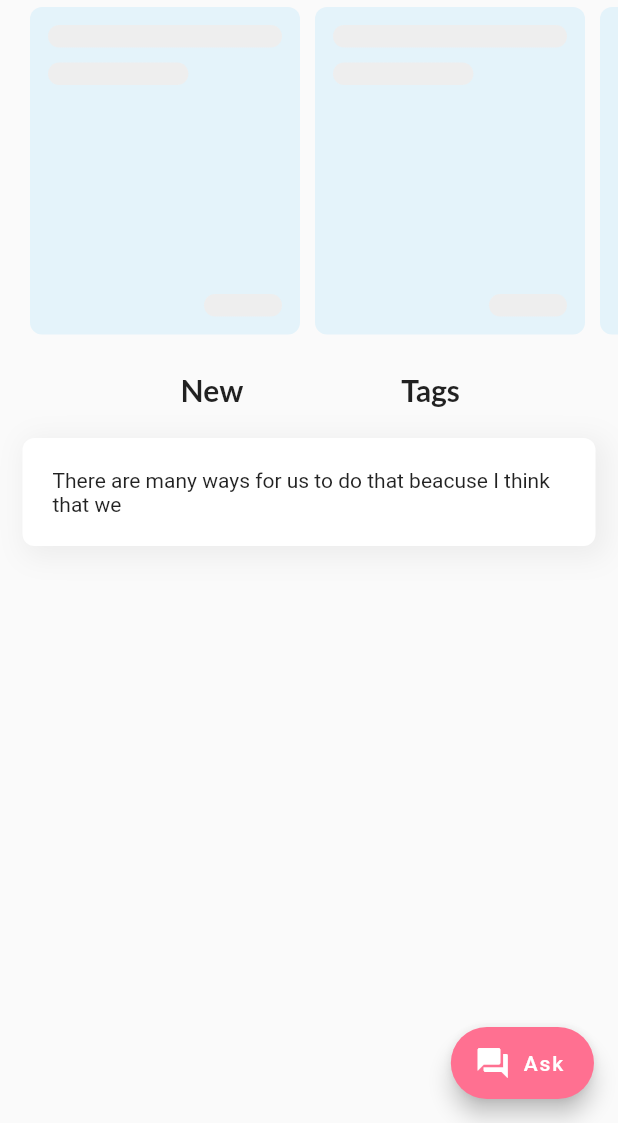
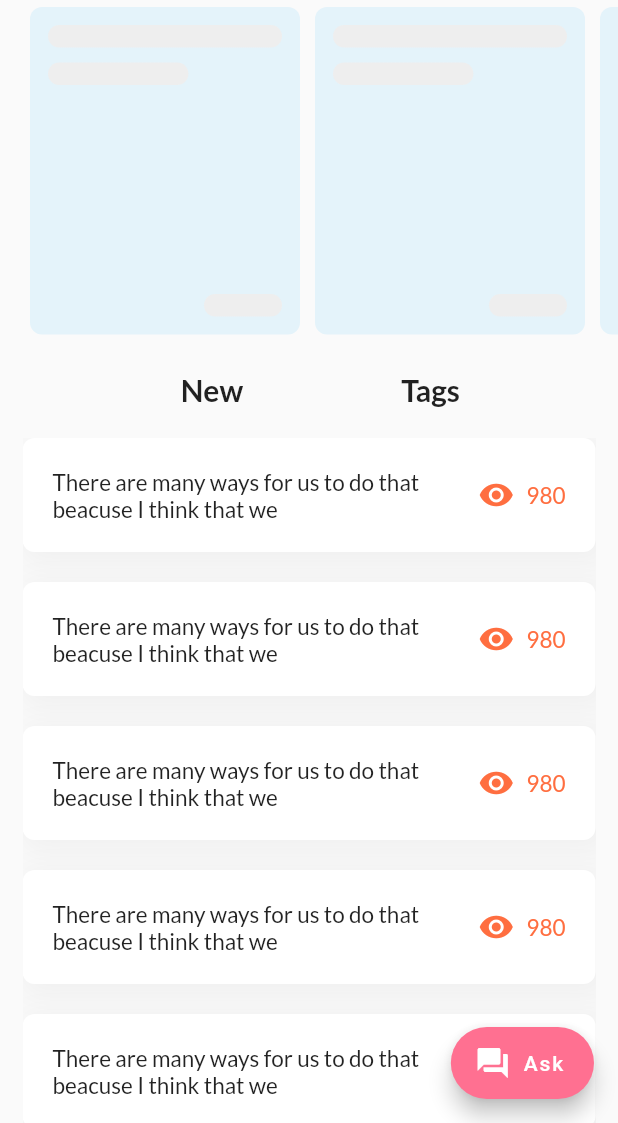
Before and after one commit to Isaac-Tong/selectionphobia-mobile, a Flutter app: the screen it shows after launch, on a phone screen of 412 x 824 dp, the part 113-1236 px from its top. Run offline on Flutter 3.47's test engine with Material 2 defaults, Android fonts, the phone set to English and light mode, and no system bars; drawn by our look-alikes of shimmer; our stand-ins replace carousel_slider, percent_indicator, shared_preferences.

Commit message:
Added pageview to new and tags page

```diff
--- a/lib/screens/homepage_screen.dart
+++ b/lib/screens/homepage_screen.dart
@@ -37,6 +37,8 @@ class _HomePageState extends State<HomePage> {
     });
     return null;
   }
+
+  PageController pageController = PageController(initialPage: 0);
 
   @override
   Widget build(BuildContext context) {
@@ -142,20 +144,27 @@ class _HomePageState extends State<HomePage> {
                       flex: 8,
                       child: Padding(
                         padding: EdgeInsets.fromLTRB(0, 0, 15, 0),
-                        child: ListView.builder(
-                          itemCount: 1,
+                        child: PageView(
+                          controller: pageController,
+                          children: <Widget>[
+                            ListView.builder(
+                              itemCount: 9,
                               itemBuilder: (BuildContext context, int index) {
                                 return Container(
+                                  margin: EdgeInsets.fromLTRB(0, 0, 0, 20),
+                                  child: Container(
                                     padding: EdgeInsets.all(20),
                                     decoration: BoxDecoration(
                                       color: Colors.white,
-                                borderRadius: BorderRadius.all(Radius.circular(8)),
+                                      borderRadius:
+                                          BorderRadius.all(Radius.circular(8)),
                                       boxShadow: [
                                         BoxShadow(
-                                    color: Colors.grey.withOpacity(0.15),
-                                    spreadRadius: 3,
+                                          color: Colors.grey.withOpacity(0.11),
+                                          spreadRadius: 4,
                                           blurRadius: 15,
-                                    offset: Offset(4, 4), // changes position of shadow
+                                          offset: Offset(4,
+                                              4), // changes position of shadow
                                         ),
                                       ],
                                     ),
@@ -165,14 +174,38 @@ class _HomePageState extends State<HomePage> {
                                           child: Text(
                                             'There are many ways for us to do that beacuse I think that we',
                                             style: TextStyle(
-
+                                              fontFamily: 'Lato',
+                                              fontSize: 15,
                                             ),
                                           ),
                                         ),
+                                        SizedBox(
+                                          width: 8,
+                                        ),
+                                        Icon(
+                                          Icons.remove_red_eye,
+                                          color: Colors.deepOrangeAccent,
+                                        ),
+                                        SizedBox(
+                                          width: 8,
+                                        ),
+                                        Text(
+                                          '980',
+                                          style: TextStyle(
+                                              fontFamily: 'Lato',
+                                              fontSize: 15,
+                                              color: Colors.deepOrangeAccent),
+                                        ),
                                       ],
+                                    ),
                                   ),
                                 );
                               },
+                            ),
+                            Container(
+                              color: Colors.red,
+                            ),
+                          ],
                         ),
                       ),
                     ),
@@ -186,3 +219,57 @@ class _HomePageState extends State<HomePage> {
     );
   }
 }
+//ListView.builder(
+//itemCount: 9,
+//itemBuilder: (BuildContext context, int index) {
+//return Container(
+//margin: EdgeInsets.fromLTRB(0, 0, 0, 20),
+//child: Container(
+//padding: EdgeInsets.all(20),
+//decoration: BoxDecoration(
+//color: Colors.white,
+//borderRadius: BorderRadius.all(Radius.circular(8)),
+//boxShadow: [
+//BoxShadow(
+//color: Colors.grey.withOpacity(0.11),
+//spreadRadius: 4,
+//blurRadius: 15,
+//offset: Offset(4, 4), // changes position of shadow
+//),
+//],
+//),
+//child: Row(
+//children: <Widget>[
+//Flexible(
+//child: Text(
+//'There are many ways for us to do that beacuse I think that we',
+//style: TextStyle(
+//fontFamily: 'Lato',
+//fontSize: 15,
+//),
+//),
+//),
+//SizedBox(
+//width: 8,
+//),
+//Icon(
+//Icons.remove_red_eye,
+//color: Colors.deepOrangeAccent,
+//),
+//SizedBox(
+//width: 8,
+//),
+//Text(
+//'980',
+//style: TextStyle(
+//fontFamily: 'Lato',
+//fontSize: 15,
+//color: Colors.deepOrangeAccent
+//),
+//),
+//],
+//),
+//),
+//);
+//},
+//),
```
Lines whose indentation alone changed are shown as unchanged.
